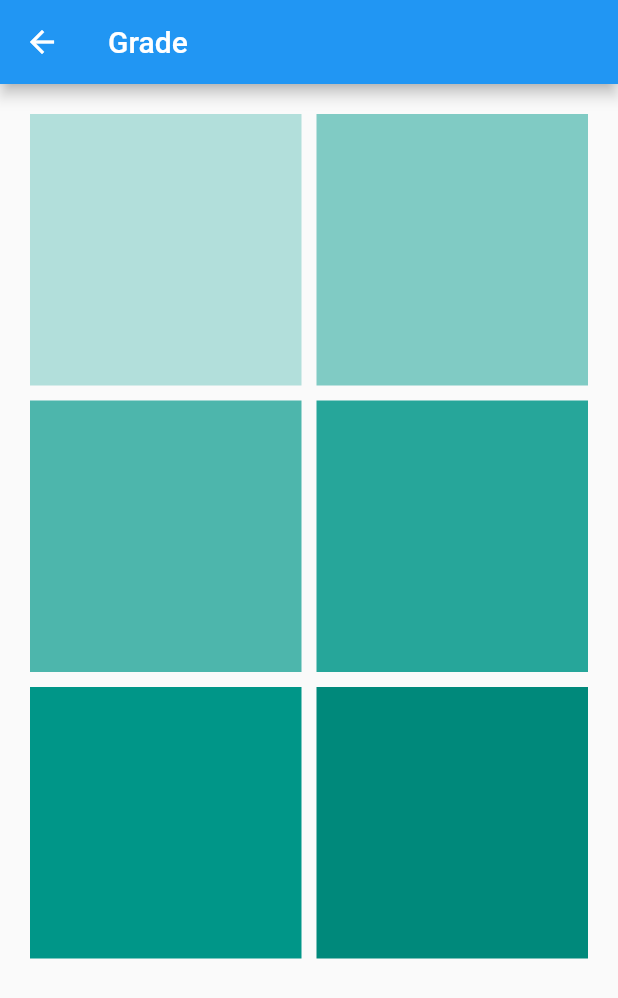
After one commit to raulivan/WidgetsFlutter, a Flutter app: the ExemploGridView screen opened directly, on a phone screen of 412 x 824 dp. The commit adds this screen. Shown: the top 998 px of the screen. Run offline on Flutter 3.47's test engine with Material 2 defaults, Android fonts, the phone set to English and light mode, and no system bars.

Commit message:
Adicionando novos Widigets, Columns, Flow, GridView, ListView, Row, Stack, Transform

```diff
--- /dev/null
+++ b/lib/layouts/exemplo_gridview.dart
@@ -0,0 +1,44 @@
+import 'package:flutter/material.dart';
+
+class ExemploGridView extends StatefulWidget {
+  @override
+  _ExemploGridViewState createState() => _ExemploGridViewState();
+}
+
+class _ExemploGridViewState extends State<ExemploGridView> {
+  @override
+  Widget build(BuildContext context) {
+    return Scaffold(
+      appBar: AppBar(
+        title: Text('Grade'),
+      ),
+      body: GridView.count(
+        primary: false,
+        padding: const EdgeInsets.all(20),
+        crossAxisSpacing: 10,
+        mainAxisSpacing: 10,
+        crossAxisCount: 2,
+        children: <Widget>[
+          Container(
+            padding: const EdgeInsets.all(8),
+            color: Colors.teal[100],),
+          Container(
+            padding: const EdgeInsets.all(8),
+            color: Colors.teal[200],),
+          Container(
+            padding: const EdgeInsets.all(8),
+            color: Colors.teal[300],),
+          Container(
+            padding: const EdgeInsets.all(8),
+            color: Colors.teal[400],),
+          Container(
+            padding: const EdgeInsets.all(8),
+            color: Colors.teal[500],),
+          Container(
+            padding: const EdgeInsets.all(8),
+            color: Colors.teal[600],),
+        ],
+      ),
+    );
+  }
+}
--- a/lib/main.dart
+++ b/lib/main.dart
@@ -1,6 +1,6 @@
 import 'package:flutter/material.dart';
-import 'layouts/exemplo_expanded.dart';
-import 'layouts/exemplo_padding.dart';
+import 'layouts/exemplo_listview.dart';
+import 'layouts/exemplo_stack.dart';
 
 void main() => runApp(MyApp());
 
@@ -12,7 +12,7 @@ class MyApp extends StatelessWidget {
       theme: ThemeData(
         primarySwatch: Colors.blue,
       ),
-      home: ExemploPadding(),
+      home: ExemploStack(),
     );
   }
 }
```
Also changed, not shown: lib/layouts/exemplo_column.dart (added, +46 -0 lines), lib/layouts/exemplo_flow.dart (added, +115 -0 lines), lib/layouts/exemplo_listview.dart (added, +61 -0 lines), lib/layouts/exemplo_row.dart (added, +34 -0 lines), lib/layouts/exemplo_stack.dart (added, +34 -0 lines), lib/layouts/exemplo_transform.dart (added, +26 -0 lines).
